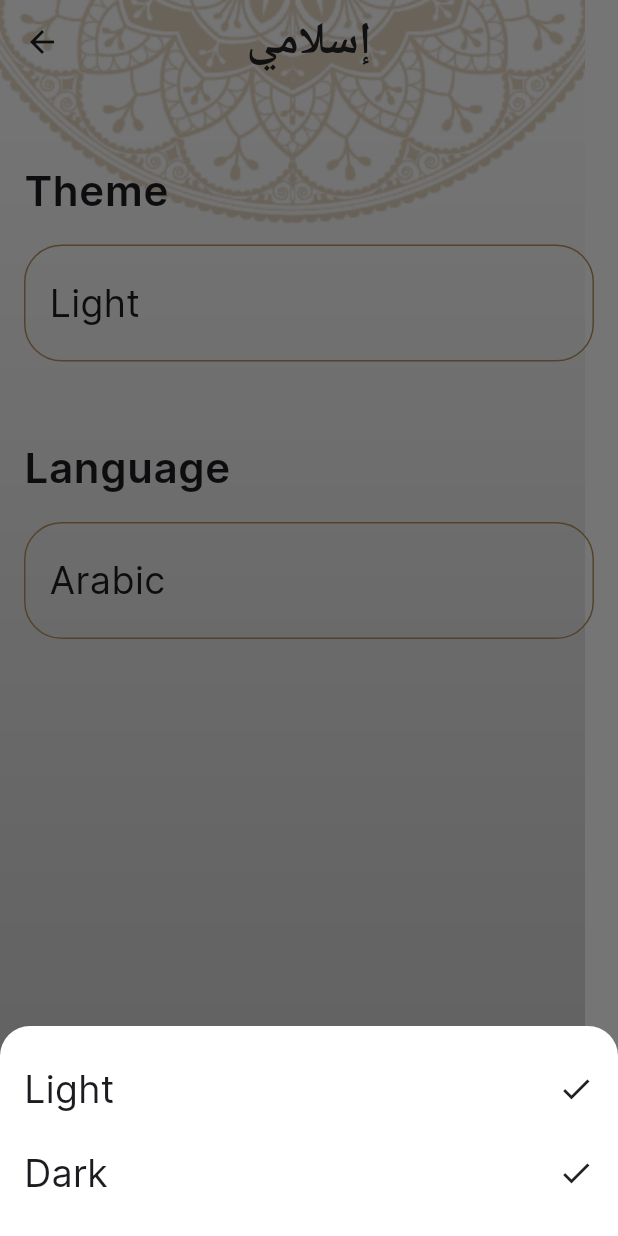
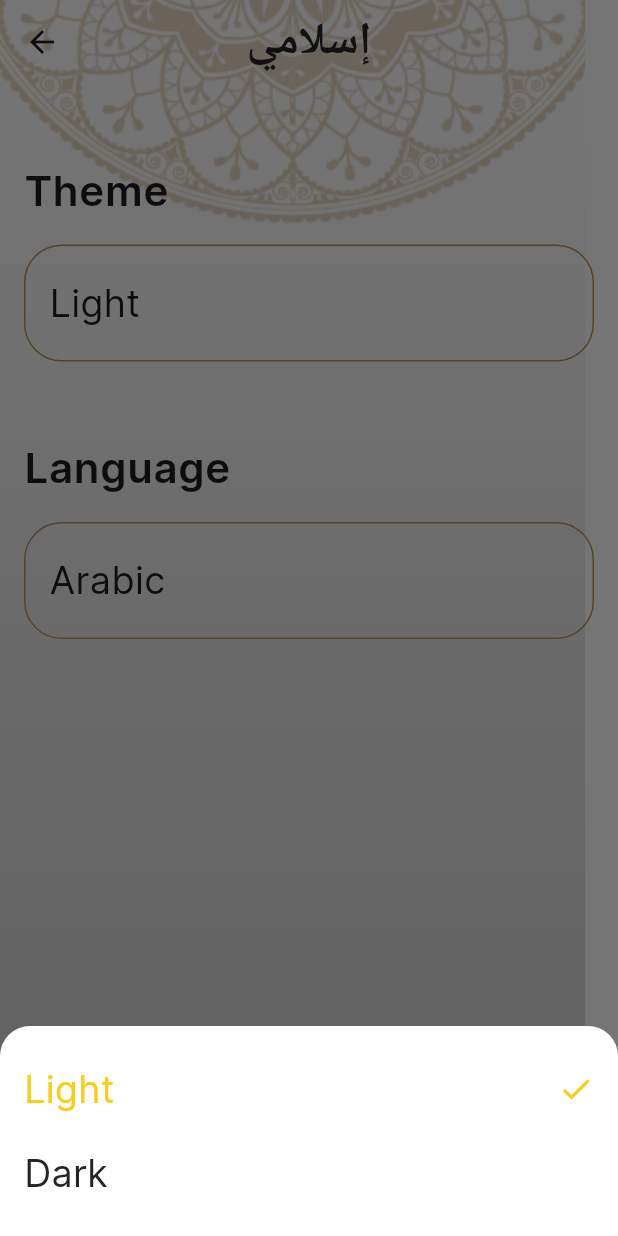
Before and after one commit to mohamedmagdi6/islami_app, a Flutter app: the HomeScreen screen opened by its route, item 5 of the bottom bar chosen, after a tap on "Light", on a phone screen of 412 x 824 dp. Run offline on Flutter 3.47's test engine with Material 3 defaults, Android fonts, the phone set to English and light mode, and no system bars; our stand-ins replace font_awesome_flutter.

Commit message:
make text and color of dark and light change accordin to theme mode

```diff
--- a/lib/screens/splash_screen.dart
+++ b/lib/screens/splash_screen.dart
@@ -12,12 +12,12 @@ class SplashScreen extends StatefulWidget {
 }
 
 class _SplashScreenState extends State<SplashScreen> {
-  // void initState() {
-  //   Future.delayed(Duration(seconds: 3), () {
-  //     Navigator.pushReplacementNamed(context, HomeScreen.routName);
-  //   });
-  //   super.initState();
-  // }
+  void initState() {
+    Future.delayed(Duration(seconds: 3), () {
+      Navigator.pushReplacementNamed(context, HomeScreen.routName);
+    });
+    super.initState();
+  }
 
   @override
   Widget build(BuildContext context) {
--- a/lib/taps/settings_tab.dart
+++ b/lib/taps/settings_tab.dart
@@ -1,13 +1,16 @@
 import 'package:flutter/material.dart';
 import 'package:islami_app/constant.dart';
+import 'package:islami_app/providers/mode_provider.dart';
 import 'package:islami_app/widgets/language_modal_bottom_sheet.dart';
 import 'package:islami_app/widgets/theme_modal_bottom_sheet.dart';
+import 'package:provider/provider.dart';
 
 class SettingsTab extends StatelessWidget {
   const SettingsTab({super.key});
 
   @override
   Widget build(BuildContext context) {
+    var provider = Provider.of<ModeProvider>(context);
     return Padding(
       padding: const EdgeInsets.symmetric(horizontal: 16),
       child: Column(
@@ -37,7 +40,7 @@ class SettingsTab extends StatelessWidget {
             },
             child: Container(
               child: Text(
-                'Light',
+                provider.currentMode == ThemeMode.light ? 'Light' : 'Dark',
                 style: Theme.of(context).textTheme.bodyMedium,
               ),
               width: double.infinity,
--- a/lib/widgets/theme_modal_bottom_sheet.dart
+++ b/lib/widgets/theme_modal_bottom_sheet.dart
@@ -26,9 +26,22 @@ class ThemeModalBottomSheet extends StatelessWidget {
                 children: [
                   Text(
                     'Light',
-                    style: Theme.of(context).textTheme.bodyMedium,
+                    style: provider.currentMode == ThemeMode.light
+                        ? Theme.of(context)
+                            .textTheme
+                            .bodyMedium!
+                            .copyWith(color: kYeloowColor)
+                        : Theme.of(context)
+                            .textTheme
+                            .bodyMedium!
+                            .copyWith(color: Colors.white),
                   ),
-                  Icon(Icons.done)
+                  Icon(
+                    Icons.done,
+                    color: provider.currentMode == ThemeMode.light
+                        ? kYeloowColor
+                        : Colors.transparent,
+                  )
                 ],
               ),
             ),
@@ -44,9 +57,22 @@ class ThemeModalBottomSheet extends StatelessWidget {
                 children: [
                   Text(
                     'Dark',
-                    style: Theme.of(context).textTheme.bodyMedium,
+                    style: provider.currentMode == ThemeMode.dark
+                        ? Theme.of(context)
+                            .textTheme
+                            .bodyMedium!
+                            .copyWith(color: kYeloowColor)
+                        : Theme.of(context)
+                            .textTheme
+                            .bodyMedium!
+                            .copyWith(color: KBlackColor),
                   ),
-                  Icon(Icons.done)
+                  Icon(
+                    Icons.done,
+                    color: provider.currentMode == ThemeMode.dark
+                        ? kYeloowColor
+                        : Colors.transparent,
+                  )
                 ],
               ),
             )
```
